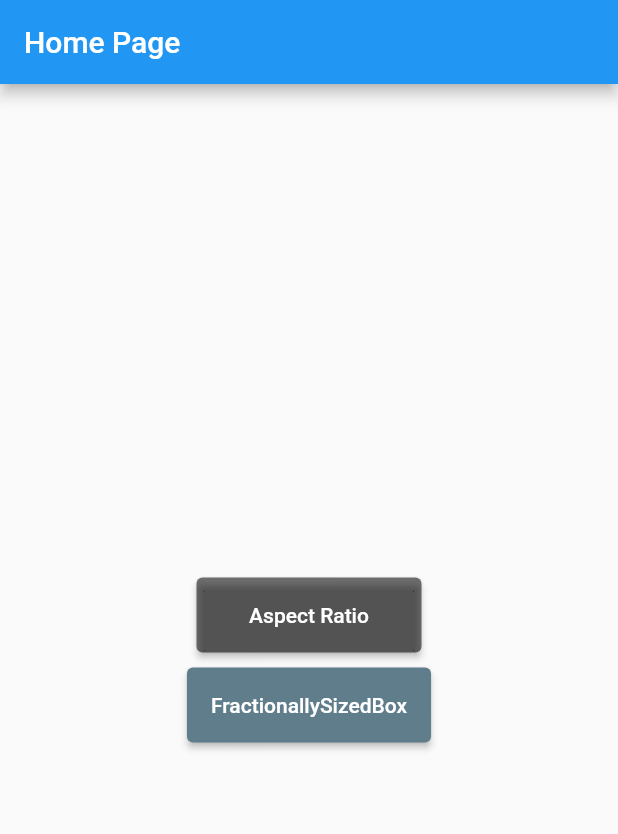
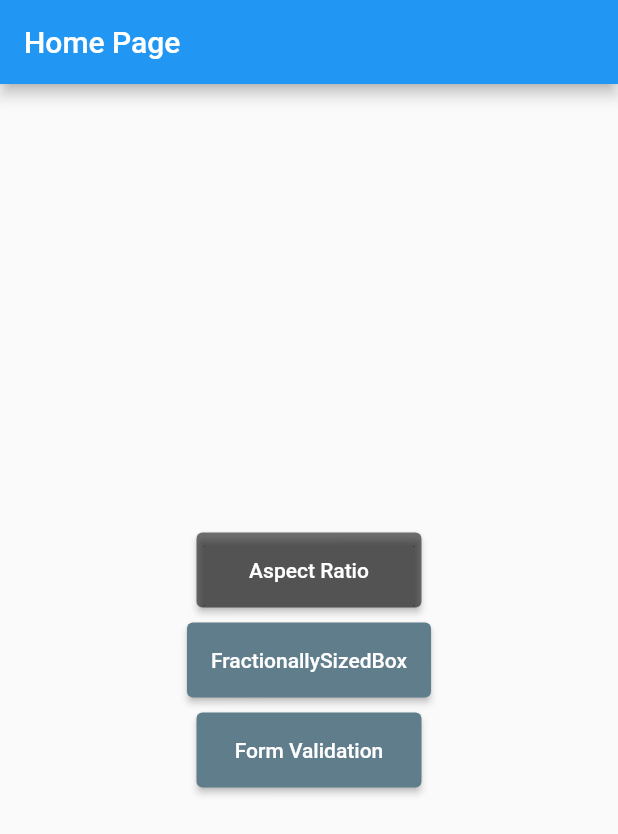
Before and after one commit to kitashio/ore_chans_app, a Flutter app: the screen it shows after launch, on a phone screen of 412 x 824 dp. Shown: the top 834 px of the screen. Run offline on Flutter 3.47's test engine with Material 2 defaults, Android fonts, the phone set to English and light mode, and no system bars; our stand-ins replace cloud_firestore, dio, firebase_auth, firebase_core, flutter_riverpod, freezed_annotation and 3 more; accounts and stored records are empty; generated files the repository leaves out were written again.

Commit message:
wip: cookbook作成中

```diff
--- /dev/null
+++ b/lib/widget_cookbook/ui/form_validation/model/form_state.dart
@@ -0,0 +1,6 @@
+// 入力フォームの状態用のenum
+enum FormStatus {
+  initial,
+  valid,
+  invalid,
+}
--- a/lib/widget_cookbook/ui/home_page.dart
+++ b/lib/widget_cookbook/ui/home_page.dart
@@ -1,6 +1,7 @@
 import 'package:flutter/material.dart';
 import 'package:ore_chans_app/widget_cookbook/extension/extension.dart';
 import 'package:ore_chans_app/widget_cookbook/ui/doc_aspect_ratio/aspect_ratio_example.dart';
+import 'package:ore_chans_app/widget_cookbook/ui/form_validation/form_validation.dart';
 import 'package:ore_chans_app/widget_cookbook/ui/widget/custom_elevated_button.dart';
 import 'package:ore_chans_app/widget_cookbook/ui/fractionally_sized_box/fractionally_sized_box.dart';
 
@@ -18,15 +19,42 @@ class HomePage extends StatelessWidget {
           mainAxisAlignment: MainAxisAlignment.center,
           children: [
             /// [コンポーネント化したボタンで画面遷移する]
-            CustomElevatedButton(backgroundColor: Colors.black54, foregroundColor: Colors.white, width: 150, height: 50, onPressed: () {
-              context.to(const AspectRatioExample());
-            }, title: 'Aspect Ratio',),
+            CustomElevatedButton(
+              backgroundColor: Colors.black54,
+              foregroundColor: Colors.white,
+              width: 150,
+              height: 50,
+              onPressed: () {
+                context.to(const AspectRatioExample());
+              },
+              title: 'Aspect Ratio',
+            ),
             const SizedBox(
               height: 10,
             ),
-            CustomElevatedButton(backgroundColor: Colors.blueGrey, foregroundColor: Colors.white, width: 150, height: 50, onPressed: () {
-              context.to(const FractionallySizedBoxExample());
-            }, title: 'FractionallySizedBox',),
+            CustomElevatedButton(
+              backgroundColor: Colors.blueGrey,
+              foregroundColor: Colors.white,
+              width: 150,
+              height: 50,
+              onPressed: () {
+                context.to(const FractionallySizedBoxExample());
+              },
+              title: 'FractionallySizedBox',
+            ),
+            const SizedBox(
+              height: 10,
+            ),
+            CustomElevatedButton(
+              backgroundColor: Colors.blueGrey,
+              foregroundColor: Colors.white,
+              width: 150,
+              height: 50,
+              onPressed: () {
+                context.to(const FormValidation());
+              },
+              title: 'Form Validation',
+            ),
           ],
         ),
       ),
```
Also changed, not shown: lib/widget_cookbook/ui/form_validation/form_validation.dart (added, +43 -0 lines), lib/widget_cookbook/ui/form_validation/model/form_logic.dart (added, +29 -0 lines), lib/widget_cookbook/ui/form_validation/state/form_controller.dart (added, +69 -0 lines).
